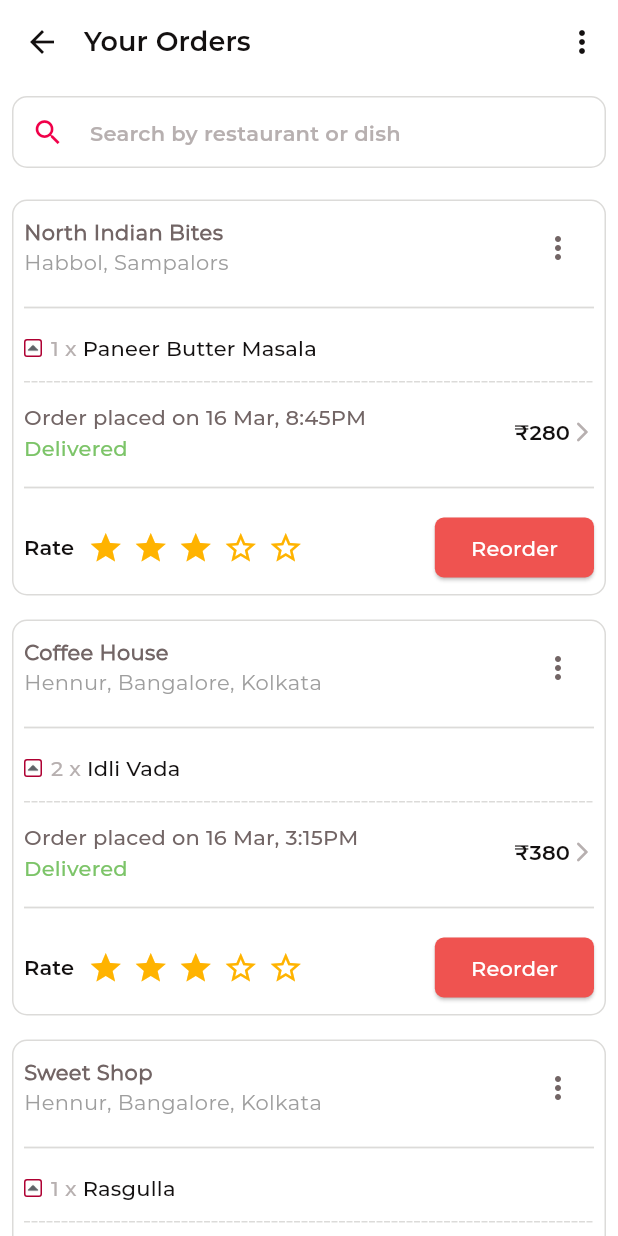
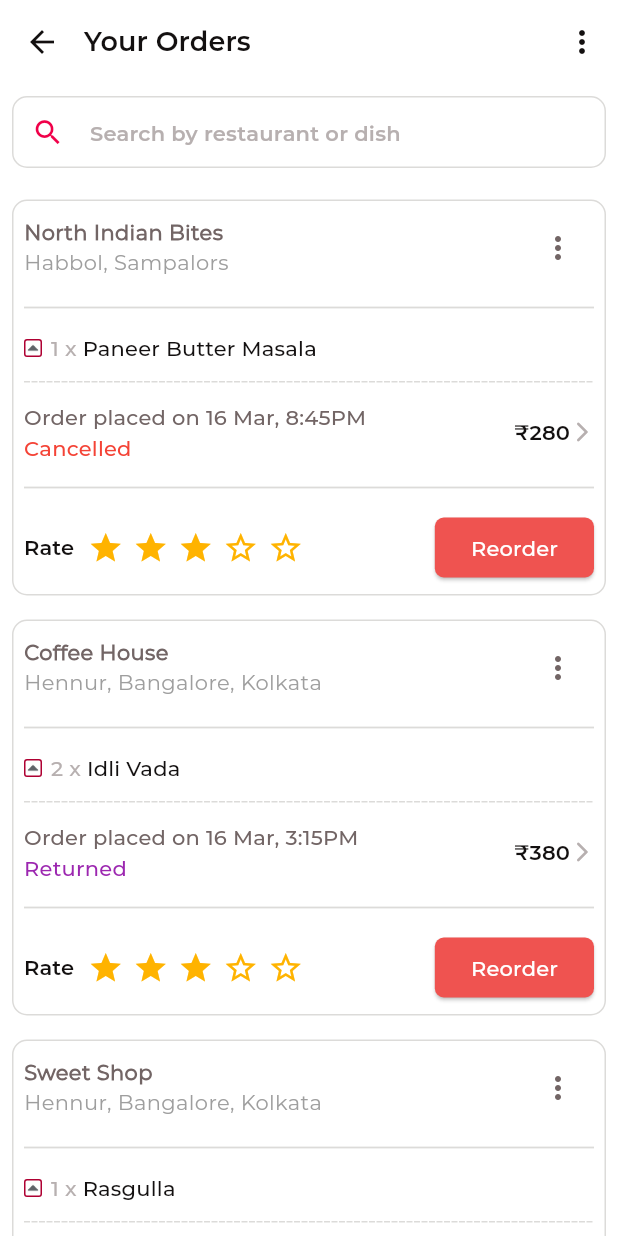
Before and after one commit to tulasireddytulasi/SpicyPickles, a Flutter app: the OrdersScreen screen opened directly, scrolled down 576 dp, on a phone screen of 412 x 824 dp. Run offline on Flutter 3.47's test engine with Material 3 defaults, Android fonts, the phone set to English and light mode, and no system bars; our stand-ins replace bloc, cached_network_image, equatable, flutter_bloc, flutter_svg, infinite_scroll_pagination and 2 more; network calls fail.

Commit message:
add: Updated Orders Model and UI and created enums

```diff
--- /dev/null
+++ b/lib/core/utils/app_enums.dart
@@ -0,0 +1,9 @@
+enum OrderStatus {
+  pending,
+  processing,
+  shipped,
+  delivered,
+  cancelled,
+  returned,
+  failed,
+}
--- a/lib/core/utils/dummy_data/orders_data.dart
+++ b/lib/core/utils/dummy_data/orders_data.dart
@@ -6,6 +6,7 @@ class OrdersData {
       {
         "orderDate": "16 Mar, 6:00PM",
         "orderId": "#123456789ABC",
+        "orderStatus": "processing",
         "deliveryAddress": "Bangalore, Kolkata",
         "orderDeliveredDate": "16 Mar, 7:15PM",
         "totalPrice": 320,
@@ -39,6 +40,7 @@ class OrdersData {
       {
         "orderDate": "16 Mar, 12:30PM",
         "orderId": "#987654321DEF",
+        "orderStatus": "delivered",
         "deliveryAddress": "Mumbai",
         "orderDeliveredDate": "16 Mar, 1:45PM",
         "totalPrice": 450,
@@ -65,6 +67,7 @@ class OrdersData {
       {
         "orderDate": "16 Mar, 8:45PM",
         "orderId": "#567890123GHI",
+        "orderStatus": "cancelled",
         "deliveryAddress": "Delhi",
         "orderDeliveredDate": "16 Mar, 10:00PM",
         "totalPrice": 280,
@@ -91,6 +94,7 @@ class OrdersData {
       {
         "orderDate": "16 Mar, 3:15PM",
         "orderId": "#012345678JKL",
+        "orderStatus": "returned",
         "deliveryAddress": "Chennai",
         "orderDeliveredDate": "16 Mar, 4:30PM",
         "totalPrice": 380,
@@ -117,6 +121,7 @@ class OrdersData {
       {
         "orderDate": "16 Mar, 7:00AM",
         "orderId": "#456789012MNO",
+        "orderStatus": "delivered",
         "deliveryAddress": "Kolkata",
         "orderDeliveredDate": "16 Mar, 8:15AM",
         "totalPrice": 250,
@@ -143,6 +148,7 @@ class OrdersData {
       {
         "orderDate": "16 Mar, 10:30AM",
         "orderId": "#789012345PQR",
+        "orderStatus": "delivered",
         "deliveryAddress": "Pune",
         "orderDeliveredDate": "16 Mar, 11:45AM",
         "totalPrice": 300,
@@ -168,6 +174,7 @@ class OrdersData {
       {
         "orderDate": "16 Mar, 05:30PM",
         "orderId": "#234567890STU",
+        "orderStatus": "delivered",
         "deliveryAddress": "Jaipur",
         "orderDeliveredDate": "16 Mar, 06:45PM",
         "totalPrice": 220,
@@ -193,6 +200,7 @@ class OrdersData {
       {
         "orderDate": "16 Mar, 09:15AM",
         "orderId": "#678901234VWX",
+        "orderStatus": "delivered",
         "deliveryAddress": "Lucknow",
         "orderDeliveredDate": "16 Mar, 10:30AM",
         "totalPrice": 270,
--- a/lib/model/orders_model.dart
+++ b/lib/model/orders_model.dart
@@ -1,8 +1,5 @@
-// To parse this JSON data, do
-//
-//     final ordersModel = ordersModelFromJson(jsonString);
-
 import 'dart:convert';
+import 'package:spicypickles/core/utils/app_enums.dart';
 
 OrdersModel ordersModelFromJson(String str) => OrdersModel.fromJson(json.decode(str));
 
@@ -49,6 +46,7 @@ class Orders {
   String? payment;
   int? phoneNo;
   List<Item>? items;
+  final OrderStatus? orderStatus;
 
   Orders({
     this.orderDate,
@@ -67,6 +65,7 @@ class Orders {
     this.payment,
     this.phoneNo,
     this.items,
+    this.orderStatus
   });
 
   factory Orders.fromJson(Map<String, dynamic> json) => Orders(
@@ -86,6 +85,7 @@ class Orders {
     payment: json["payment"],
     phoneNo: json["phoneNo"],
     items: json["items"] == null ? [] : List<Item>.from(json["items"]!.map((x) => Item.fromJson(x))),
+    orderStatus: json['orderStatus'] == null ? null : OrderStatus.values.byName(json['orderStatus']),
   );
 
   Map<String, dynamic> toJson() => {
@@ -105,6 +105,7 @@ class Orders {
     "payment": payment,
     "phoneNo": phoneNo,
     "items": items == null ? [] : List<dynamic>.from(items!.map((x) => x.toJson())),
+    "orderStatus": orderStatus == null ? null : orderStatus,
   };
 }
 
--- a/lib/presentation/orders_screen/widget/order_card.dart
+++ b/lib/presentation/orders_screen/widget/order_card.dart
@@ -1,5 +1,6 @@
 import 'package:flutter/material.dart';
 import 'package:spicypickles/core/utils/app_colors.dart';
+import 'package:spicypickles/core/utils/app_enums.dart';
 import 'package:spicypickles/core/utils/app_extensions.dart';
 import 'package:spicypickles/model/orders_model.dart';
 import 'package:spicypickles/presentation/orders_screen/widget/non_veg_icon.dart';
@@ -10,6 +11,46 @@ class OrderItem extends StatelessWidget {
   final Orders orders;
 
   OrderItem({required this.orders});
+
+  String getOrderStatusString(OrderStatus status) {
+    switch (status) {
+      case OrderStatus.pending:
+        return 'Pending';
+      case OrderStatus.processing:
+        return 'Processing';
+      case OrderStatus.shipped:
+        return 'Shipped';
+      case OrderStatus.delivered:
+        return 'Delivered';
+      case OrderStatus.cancelled:
+        return 'Cancelled';
+      case OrderStatus.returned:
+        return 'Returned';
+      case OrderStatus.failed:
+        return 'Failed';// Handle unexpected cases
+    }
+  }
+
+  Color getOrderStatusColor(OrderStatus status) {
+    switch (status) {
+      case OrderStatus.pending:
+        return Colors.orange;
+      case OrderStatus.processing:
+        return Colors.blue;
+      case OrderStatus.shipped:
+        return Colors.green;
+      case OrderStatus.delivered:
+        return Colors.green[800]!;
+      case OrderStatus.cancelled:
+        return Colors.red;
+      case OrderStatus.returned:
+        return Colors.purple;
+      case OrderStatus.failed:
+        return Colors.grey;
+      default:
+        return Colors.black; // Default color for unknown status
+    }
+  }
 
   @override
   Widget build(BuildContext context) {
@@ -102,8 +143,10 @@ class OrderItem extends StatelessWidget {
                         style: context.textStyle?.titleMedium,
                       ),
                       Text(
-                        'Delivered',
-                        style: context.textStyle?.titleMedium?.copyWith(color: AppColors.green),
+                        getOrderStatusString(orders.orderStatus!),
+                        style: context.textStyle?.titleMedium?.copyWith(
+                          color: getOrderStatusColor(orders.orderStatus!),
+                        ),
                       ),
                     ],
                   ),
```
